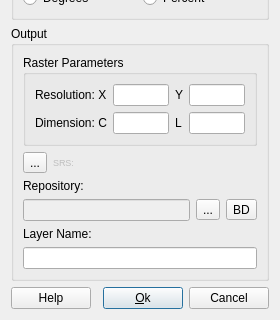
Qt form src/terralib/mnt/qt/ui/SlopeDialogForm.ui (claudiobogossian/terralib5) before a commit; both pictures show x 0 to 280 and y 257 to 577 of the 280 by 577 pixel window.
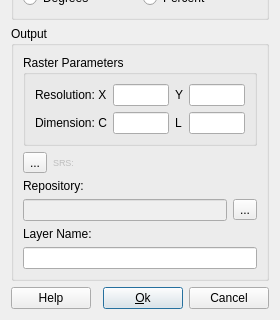
The same form after that commit. Custom widgets are drawn as their Qt base class.

The edit to the form file:
```diff
--- a/src/terralib/mnt/qt/ui/SlopeDialogForm.ui
+++ b/src/terralib/mnt/qt/ui/SlopeDialogForm.ui
@@ -272,19 +272,6 @@
           </property>
          </widget>
         </item>
-        <item>
-         <widget class="QToolButton" name="m_targetDatasourceToolButton">
-          <property name="minimumSize">
-           <size>
-            <width>0</width>
-            <height>0</height>
-           </size>
-          </property>
-          <property name="text">
-           <string>BD</string>
-          </property>
-         </widget>
-        </item>
        </layout>
       </item>
       <item>
```
